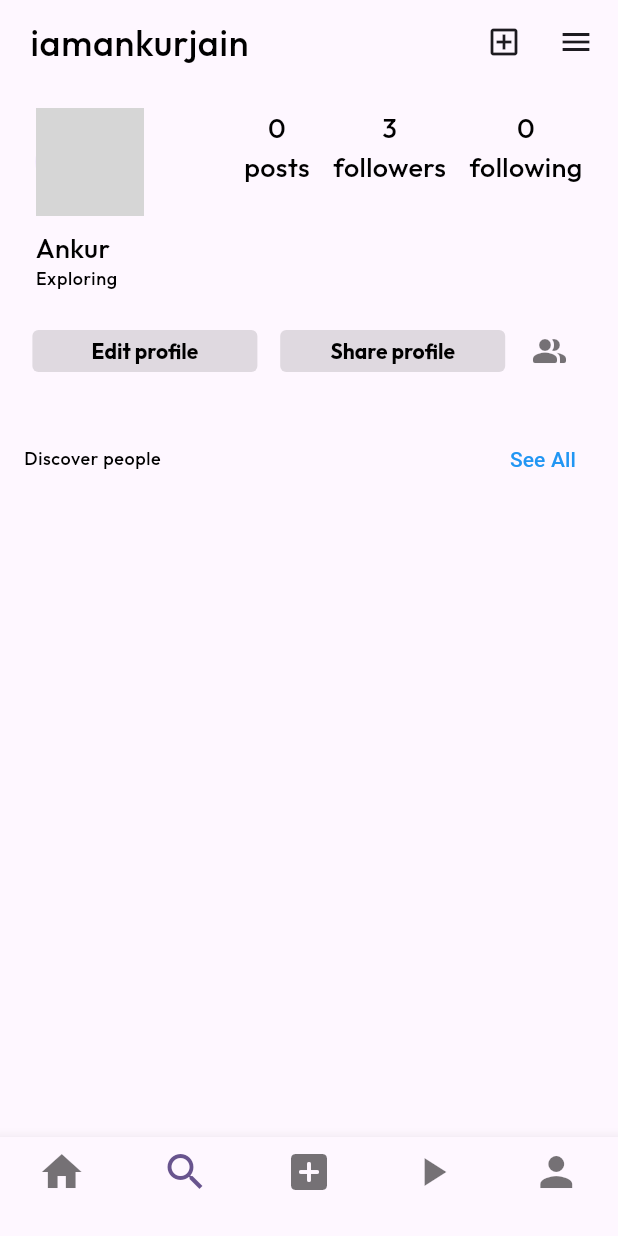
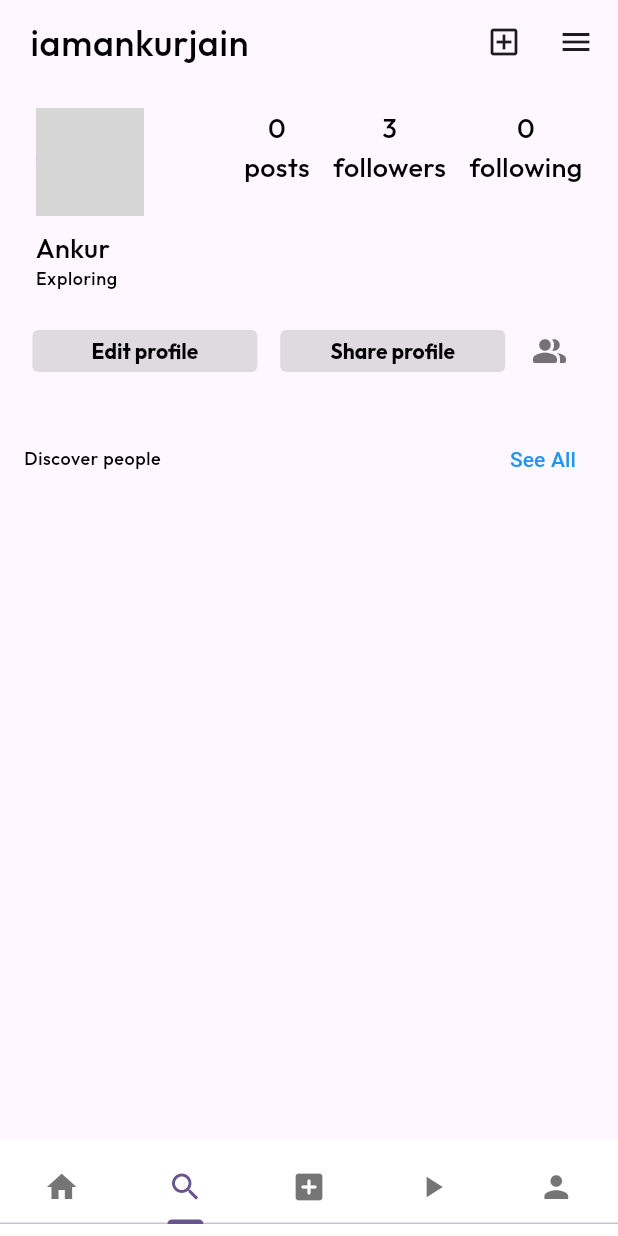
Before and after one commit to vjpratap/Instagram_clone, a Flutter app: the screen it shows after launch, item 2 of the bottom bar chosen, on a phone screen of 412 x 824 dp. Run offline on Flutter 3.47's test engine with Material 3 defaults, Android fonts, the phone set to English and light mode, and no system bars; our stand-ins replace flutter_bloc, get, google_fonts; network calls fail; grey boxes are pictures that could not be loaded.

```diff
--- a/instagram_clone/lib/Presentation/home_screen.dart
+++ b/instagram_clone/lib/Presentation/home_screen.dart
@@ -10,19 +10,18 @@ class HomeScreen extends StatefulWidget {
   State<HomeScreen> createState() => _HomeScreenState();
 }
 
-class _HomeScreenState extends State<HomeScreen> {
-  int _selectedIndex = 0;
-  void _onItemTapped(int index) {
-    setState(() {
-      _selectedIndex = index;
-    });
+class _HomeScreenState extends State<HomeScreen>
+    with SingleTickerProviderStateMixin {
+  late TabController _tabController;
+
+  @override
+  void initState() {
+    super.initState();
+    _tabController = TabController(length: 5, vsync: this);
   }
 
-  Widget activeScreen() {
-    if (_selectedIndex == 0) {
-      return const FeedScreen();
-    } else if (_selectedIndex == 4) {
-      return ProfileScreen(
+  Widget get profileScreen {
+    return ProfileScreen(
         user: User(
           username: "iamankurjain",
           profilePicture: "",
@@ -30,52 +29,34 @@ class _HomeScreenState extends State<HomeScreen> {
           fullName: "Ankur Jain",
         ),
       );
-    } else {
-      return ProfileScreen(
-        user: User(
-          username: "iamankurjain",
-          profilePicture: "",
-          id: "",
-          fullName: "Ankur Jain",
-        ),
-      );
-    }
   }
-
   @override
   Widget build(BuildContext context) {
     return Scaffold(
-      body: activeScreen(),
-      bottomNavigationBar: BottomNavigationBar(
-        iconSize: 32,
-        type: BottomNavigationBarType.fixed, // Set type to fixed
-        currentIndex: _selectedIndex,
-        onTap: _onItemTapped,
-        items: const [
-          BottomNavigationBarItem(
-            icon: Icon(Icons.home),
-            label: '',
-          ),
-          BottomNavigationBarItem(
-            icon: Icon(
-              Icons.search,
-            ),
-            label: '',
-          ),
-          BottomNavigationBarItem(
-            icon: Icon(Icons.add_box_rounded),
-            label: '',
-          ),
-          BottomNavigationBarItem(
-            icon: Icon(Icons.play_arrow),
-            label: '',
-          ),
-          BottomNavigationBarItem(
-            icon: Icon(Icons.person),
-            label: '',
-          ),
+      body: TabBarView(
+        controller: _tabController,
+        children: [
+          const FeedScreen(),
+          profileScreen,
+          profileScreen,
+          profileScreen,
+          profileScreen,
         ],
       ),
+      bottomNavigationBar: Container(
+      color: Colors.white,
+      child: TabBar(
+        controller: _tabController,
+        padding: const EdgeInsets.symmetric(vertical: 8),
+        tabs: const [
+          Tab(icon: Icon(Icons.home),),
+          Tab(icon: Icon(Icons.search)),
+          Tab(icon: Icon(Icons.add_box_rounded)),
+          Tab(icon: Icon(Icons.play_arrow)),
+          Tab(icon: Icon(Icons.person)),
+        ],
+      ),
+    ),
     );
   }
 }
--- a/instagram_clone/lib/Repository/user_repository.dart
+++ b/instagram_clone/lib/Repository/user_repository.dart
@@ -1,4 +1,5 @@
 import 'dart:convert';
+import 'package:flutter/material.dart';
 import 'package:http/http.dart' as http;
 import '../Models/user.dart';
 import 'package:instagram_clone/Utility/url.dart';
@@ -16,7 +17,7 @@ class UserRepository {
         throw Exception('Failed to fetch users');
       }
     } catch (e) {
-      print('Exception caught while fetching users: $e');
+      debugPrint('Exception occured');
       rethrow;
     }
   }
```
